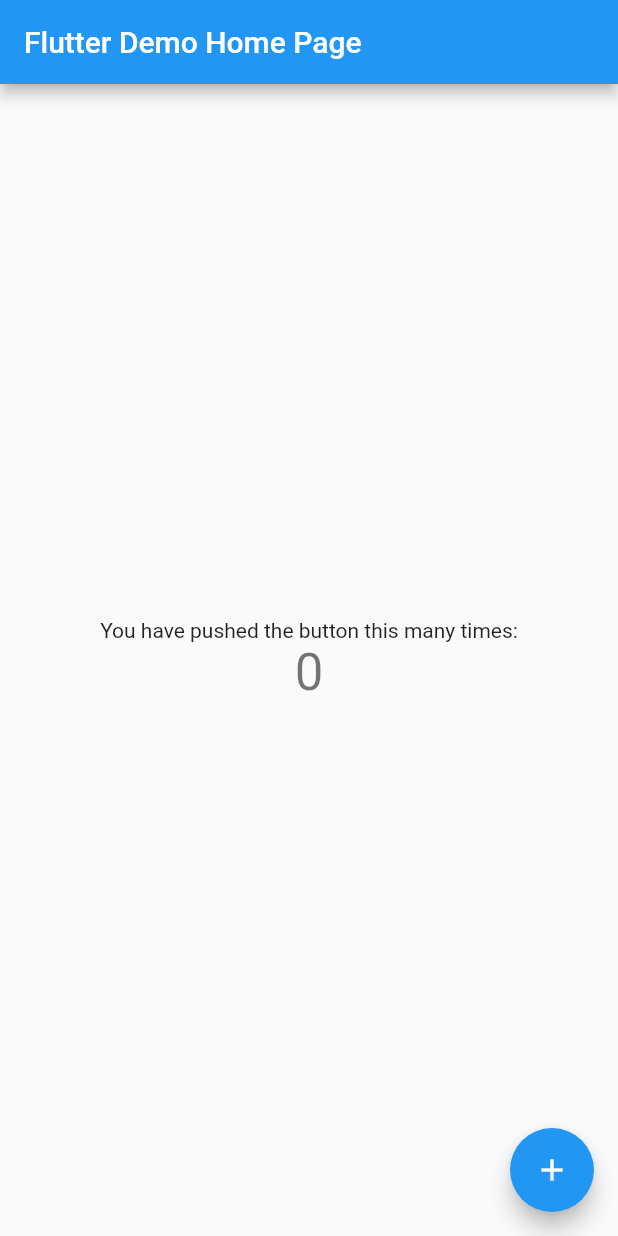
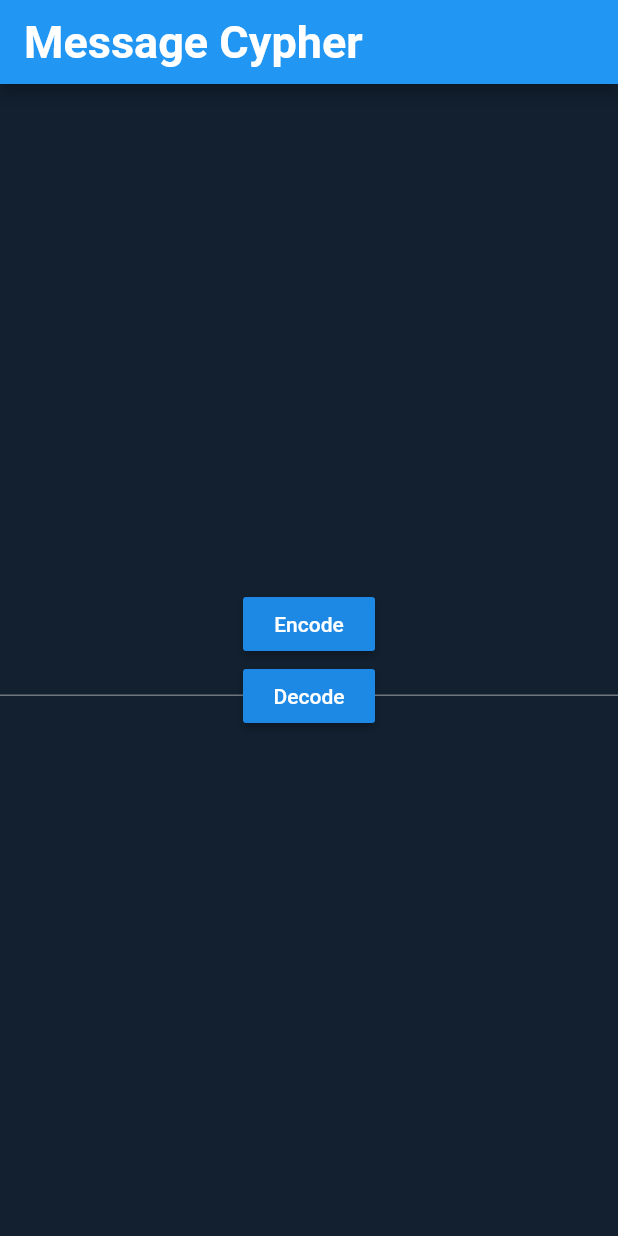
Before and after one commit to coreycarter10/message_cypher, a Flutter app: the screen it shows after launch, on a phone screen of 412 x 824 dp. Run offline on Flutter 3.47's test engine with Material 2 defaults, Android fonts, the phone set to English and light mode, and no system bars.

Commit message:
Updated home page

```diff
--- a/lib/main.dart
+++ b/lib/main.dart
@@ -1,64 +1,18 @@
 import 'package:flutter/material.dart';
 
-void main() => runApp(MyApp());
+import 'pages/home_page.dart';
 
-class MyApp extends StatelessWidget {
+final Color darkBlue = Color.fromARGB(255, 18, 32, 47);
+
+void main() => runApp(MessageCypher());
+
+class MessageCypher extends StatelessWidget {
   @override
   Widget build(BuildContext context) {
     return MaterialApp(
-      title: 'Flutter Demo',
-      theme: ThemeData(
-
-        primarySwatch: Colors.blue,
-      ),
-      home: MyHomePage(title: 'Flutter Demo Home Page'),
+      title: 'Message Cypher',
+      theme: ThemeData.dark().copyWith(scaffoldBackgroundColor: darkBlue),
+      home: HomePage(title: 'Message Cypher'),
     );
   }
 }
-
-class MyHomePage extends StatefulWidget {
-  MyHomePage({Key key, this.title}) : super(key: key);
-
-  final String title;
-
-  @override
-  _MyHomePageState createState() => _MyHomePageState();
-}
-
-class _MyHomePageState extends State<MyHomePage> {
-  int _counter = 0;
-
-  void _incrementCounter() {
-    setState(() {
-      _counter++;
-    });
-  }
-
-  @override
-  Widget build(BuildContext context) {
-    return Scaffold(
-      appBar: AppBar(
-        title: Text(widget.title),
-      ),
-      body: Center(
-        child: Column(
-          mainAxisAlignment: MainAxisAlignment.center,
-          children: <Widget>[
-            Text(
-              'You have pushed the button this many times:',
-            ),
-            Text(
-              '$_counter',
-              style: Theme.of(context).textTheme.display1,
-            ),
-          ],
-        ),
-      ),
-      floatingActionButton: FloatingActionButton(
-        onPressed: _incrementCounter,
-        tooltip: 'Increment',
-        child: Icon(Icons.add),
-      ),
-    );
-  }
-}
--- /dev/null
+++ b/lib/pages/home_page.dart
@@ -0,0 +1,50 @@
+import 'package:flutter/material.dart';
+
+import '../utils/cypher_utils.dart';
+
+class HomePage extends StatefulWidget {
+  final String title;
+
+  HomePage({Key key, this.title}) : super(key: key);
+
+  @override
+  _HomePageState createState() => _HomePageState();
+}
+
+class _HomePageState extends State<HomePage> {
+  @override
+  Widget build(BuildContext context) {
+    return Scaffold(
+      appBar: AppBar(
+        title: Text(widget.title),
+        backgroundColor: Colors.blue,
+        textTheme: ThemeData.light().textTheme.copyWith(
+          title: TextStyle(fontWeight: FontWeight.bold, fontSize: 30),
+        ),
+      ),
+      body: Row(
+        children: <Widget>[
+          Expanded(
+            child: TextField(),
+          ),
+          Column(
+            mainAxisAlignment: MainAxisAlignment.center,
+            children: <Widget>[
+              RaisedButton(
+                child: const Text('Encode'),
+                onPressed: () => null,
+              ),
+              RaisedButton(
+                child: const Text('Decode'),
+                onPressed: () => null,
+              ),
+            ],
+          ),
+          Expanded(
+            child: TextField(),
+          ),
+        ],
+      ),
+    );
+  }
+}
--- /dev/null
+++ b/lib/utils/cypher_utils.dart
@@ -0,0 +1,6 @@
+typedef AlterCodeUnit = int Function(int codeUnit);
+
+int encodeCodeUnit(int codeUnit) => codeUnit + 1;
+int decodeCodeUnit(int codeUnit) => codeUnit - 1;
+
+String alter(String msg, {AlterCodeUnit operation}) => String.fromCharCodes(msg.codeUnits.map(operation));
```
Also changed, not shown: pubspec.yaml (+4 -4 lines), pubspec.lock.
